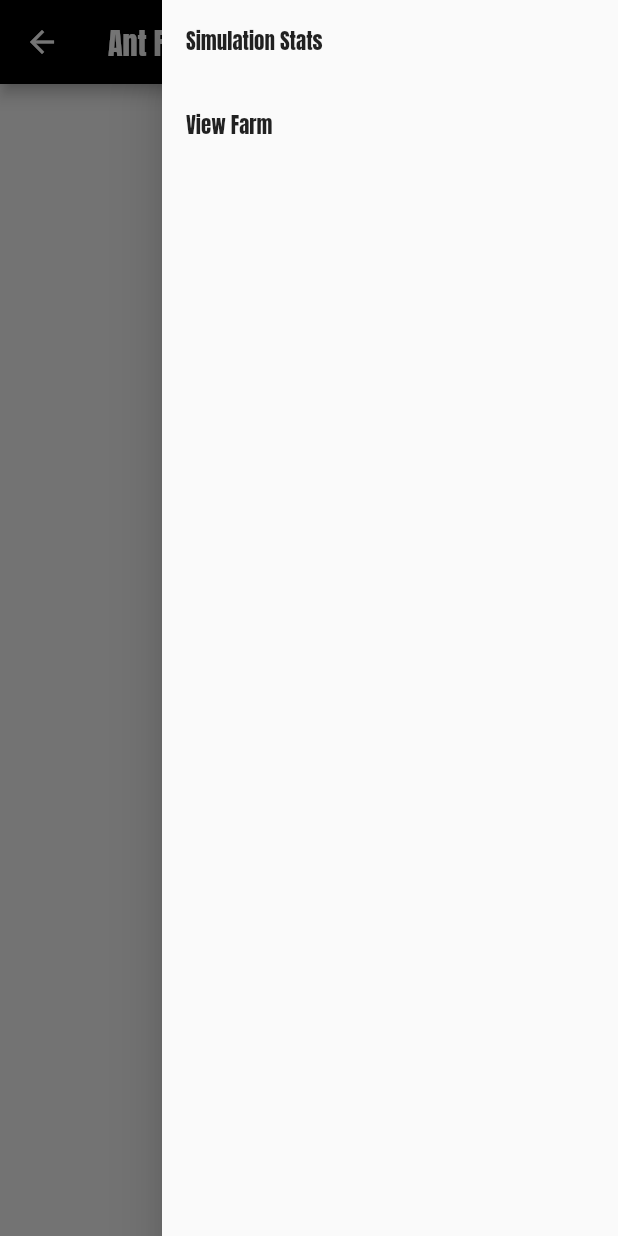
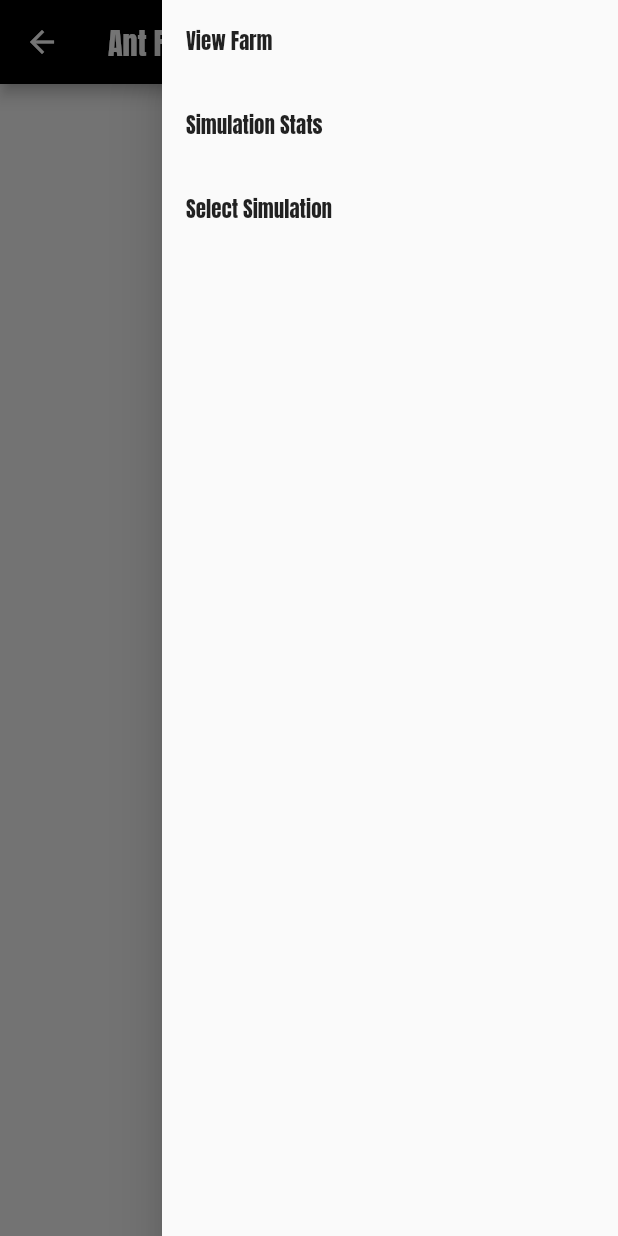
Before and after one commit to ixonstater/ant_farm, a Flutter app: the Farm screen opened by its route, with the side drawer open, on a phone screen of 412 x 824 dp. Run offline on Flutter 3.47's test engine with Material 2 defaults, Android fonts, the phone set to English and light mode, and no system bars; our stand-ins replace google_fonts; missing offline and left inert: zoom_widget.

Commit message:
Added state routing to Farm widget, added selectSimulation and viewStats widgets

```diff
--- a/lib/pages/simulation.dart
+++ b/lib/pages/simulation.dart
@@ -32,9 +32,35 @@ const String testSimJson = """{
     "foodDurability": 40
 }""";
 
-class Farm extends StatelessWidget{
+class Farm extends StatefulWidget{
+  Farm({Key key}) : super(key: key);
+
+  @override
+  _FarmState createState() => new _FarmState(key);
+}
+
+class _FarmState extends State<Farm>{
   final Controller controler = new Controller();
-  Farm({Key key}) : super(key: key);
+  final Key key;
+
+  static const selectSimulation = 0;
+  static const viewSimulationStats = 1;
+  static const viewFarm = 2;
+
+  int displayedContent = _FarmState.selectSimulation;
+  _FarmState(this.key);
+
+  selectBody(){
+    if(this.displayedContent == _FarmState.selectSimulation){
+      return SelectSimulation(key: key);
+    }
+    else if(this.displayedContent == _FarmState.viewSimulationStats){
+      return ViewSimulationStats(key: key);
+    }
+    else if(this.displayedContent == _FarmState.viewFarm){
+      return ViewFarm(key: key);
+    }
+  }
 
   Widget build(BuildContext build){
     return Scaffold(
@@ -45,34 +71,81 @@ class Farm extends StatelessWidget{
         ),
         backgroundColor: Colors.black,
       ),
-      body: Zoom(
-        width: 1000,
-        height: 1000,
-        initZoom: 0.0,
-        child: Center(
-            child: Text("Happy zoom!!"),
-        )
-      ),
+      body: this.selectBody(),
       endDrawer: Drawer(
         child: ListView(
           children: <Widget>[
             ListTile(
               title: Text(
+                "View Farm",
+                style: AppThemes.listTileText()
+              ),
+              onTap: () => setState(() {
+                this.displayedContent = _FarmState.viewFarm;
+                Navigator.pop(build);
+              }),
+            ),
+            ListTile(
+              title: Text(
                 "Simulation Stats",
                 style: AppThemes.listTileText()
               ),
-              onTap: (){},
+              onTap: () => setState(() {
+                this.displayedContent = _FarmState.viewSimulationStats;
+                Navigator.pop(build);
+              }),
             ),
             ListTile(
               title: Text(
-                "View Farm",
+                "Select Simulation",
                 style: AppThemes.listTileText()
               ),
-              onTap: (){},
+              onTap: () => setState(() {
+                this.displayedContent = _FarmState.selectSimulation;
+                Navigator.pop(build);
+              }),
             )
           ]
         )
       ),
+    );
+  }
+}
+
+class SelectSimulation extends StatelessWidget{
+  SelectSimulation({Key key}) : super(key: key);
+
+  @override
+  Widget build(BuildContext build){
+    return Center(
+      child: Text("Select Sim Here")
+    );
+  }
+}
+
+class ViewSimulationStats extends StatelessWidget{
+  ViewSimulationStats({Key key}) : super(key: key);
+
+  @override
+  Widget build(BuildContext build){
+    return Center(
+      child: Text("View Stats Here")
+    );
+  }
+}
+
+class ViewFarm extends StatelessWidget{
+  ViewFarm({Key key}) : super(key: key);
+
+  @override
+  Widget build(BuildContext build){
+    return Zoom(
+      width: 1000,
+      height: 1000,
+      initZoom: 0.0,
+      child: Center(
+          child: Text("Happy zoom!!"),
+      )
     );
   }
 }
```
